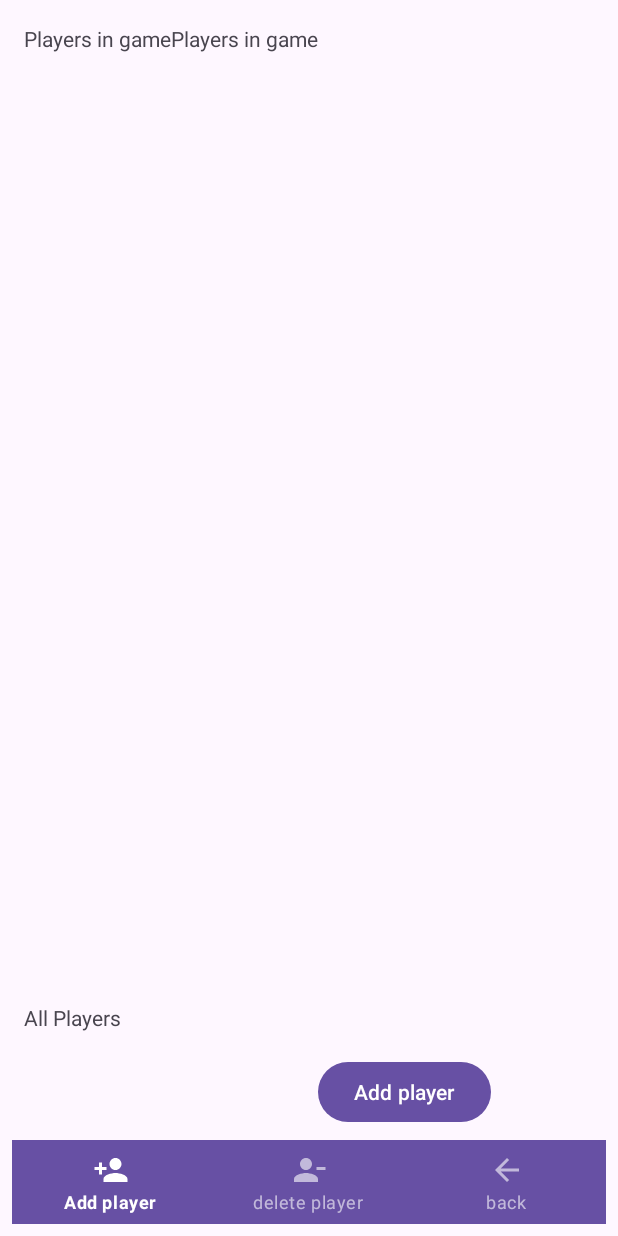
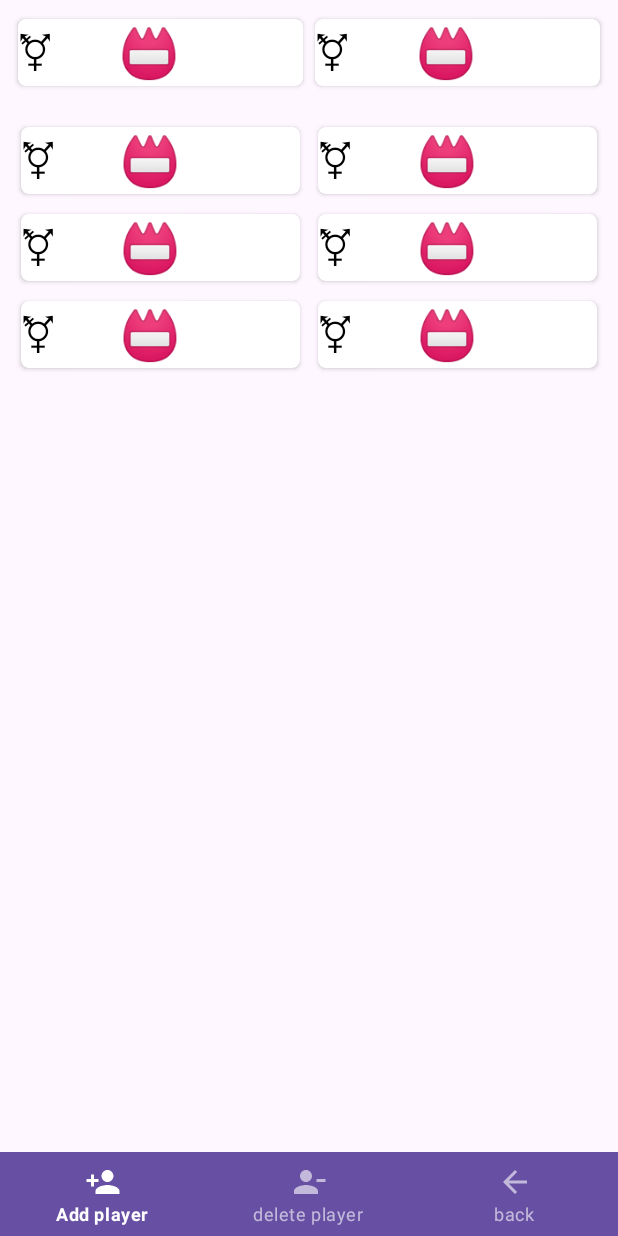
Before and after one commit to exxuslee/MunchkinSimpleCounter, an Android app: the layout fragment_second.xml on its own in the app's theme, with its tools: preview values and no code run, on a phone screen of 412 x 824 dp. Run offline under Robolectric (Android 15) with nearby library versions, the phone set to English and light mode, and no system bars.

Commit message:
add alert dialog "add player"

```diff
--- a/app/src/main/res/layout/fragment_second.xml
+++ b/app/src/main/res/layout/fragment_second.xml
@@ -1,46 +1,46 @@
 <?xml version="1.0" encoding="utf-8"?>
 <TableLayout xmlns:android="http://schemas.android.com/apk/res/android"
+    xmlns:app="http://schemas.android.com/apk/res-auto"
     xmlns:tools="http://schemas.android.com/tools"
-    xmlns:app="http://schemas.android.com/apk/res-auto"
     android:layout_width="match_parent"
     android:layout_height="match_parent"
-    android:padding="8dp"
     tools:context=".ui.SettingFragment">
 
+    <TableRow android:padding="8dp">
 
-    <TableRow android:padding="8dp"
-        android:layout_weight="1">
-        <TextView
-            android:id="@+id/textView2"
-            android:layout_width="wrap_content"
-            android:layout_height="wrap_content"
-            android:text="@string/onlinePlayers" />
+        <include
+            layout="@layout/recycler_second"
+            android:layout_width="0dp"
+            android:layout_height="match_parent"
+            android:layout_weight="1"
+            />
 
-        <TextView
-            android:id="@+id/textView5"
-            android:layout_width="wrap_content"
-            android:layout_height="wrap_content"
-            android:text="@string/onlinePlayers" />
-    </TableRow>
-
-    <TableRow android:padding="8dp">
-        <TextView
-            android:id="@+id/textView3"
-            android:layout_width="wrap_content"
-            android:layout_height="wrap_content"
-            android:text="@string/allPlayers" />
+        <include
+            layout="@layout/recycler_second"
+            android:layout_width="0dp"
+            android:layout_height="match_parent"
+            android:layout_weight="1" />
     </TableRow>
 
     <TableRow
-        android:layout_width="fill_parent"
-        android:layout_height="fill_parent"
+        android:layout_weight="1"
         android:padding="8dp">
-        <Button
-            android:id="@+id/button"
-            android:layout_width="wrap_content"
-            android:layout_height="wrap_content"
-            android:layout_column="2"
-            android:text="@string/add_player" />
+
+        <androidx.recyclerview.widget.RecyclerView
+            android:id="@+id/recyclerOnlinePlayer"
+            android:layout_width="0dp"
+            android:layout_height="match_parent"
+            android:layout_weight="1"
+            app:layoutManager="androidx.recyclerview.widget.LinearLayoutManager"
+            tools:listitem="@layout/recycler_second" />
+
+        <androidx.recyclerview.widget.RecyclerView
+            android:id="@+id/recyclerOfflinePlayer"
+            android:layout_width="0dp"
+            android:layout_height="match_parent"
+            android:layout_weight="1"
+            app:layoutManager="androidx.recyclerview.widget.LinearLayoutManager"
+            tools:listitem="@layout/recycler_second" />
     </TableRow>
 
     <com.google.android.material.bottomnavigation.BottomNavigationView
--- /dev/null
+++ b/app/src/main/res/layout/recycler_second.xml
@@ -0,0 +1,38 @@
+<?xml version="1.0" encoding="utf-8"?>
+<androidx.cardview.widget.CardView xmlns:android="http://schemas.android.com/apk/res/android"
+    xmlns:app="http://schemas.android.com/apk/res-auto"
+    android:layout_width="match_parent"
+    android:layout_height="wrap_content"
+    android:layout_marginStart="2dp"
+    android:layout_marginTop="2dp"
+    android:layout_marginEnd="2dp"
+    android:layout_marginBottom="2dp"
+    app:cardCornerRadius="5dp"
+    app:cardElevation="2dp"
+    app:cardUseCompatPadding="true">
+
+    <LinearLayout
+        android:layout_width="match_parent"
+        android:layout_height="wrap_content"
+        android:orientation="horizontal">
+
+        <TextView
+            android:id="@+id/sex"
+            android:layout_width="0dp"
+            android:layout_height="match_parent"
+            android:layout_weight="0.1"
+            android:text="@string/sex"
+            android:textColor="@color/black"
+            android:textSize="32sp" />
+        <TextView
+            android:id="@+id/name"
+            android:layout_width="0dp"
+            android:layout_height="match_parent"
+            android:layout_weight="0.3"
+            android:textSize="32sp"
+            android:paddingStart="20dp"
+            android:paddingEnd="20dp"
+            android:text="@string/name" />
+    </LinearLayout>
+
+</androidx.cardview.widget.CardView>
```
Also changed, not shown: app/src/main/java/com/exxuslee/ui/SettingFragment.kt (+17 -1 lines), app/src/main/res/layout/activity_main.xml (+0 -14 lines), app/src/main/res/layout/add_player.xml (added, +29 -0 lines).
